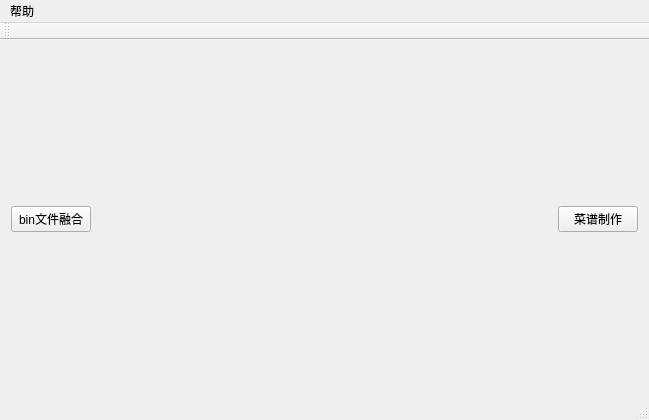
The window that bin_fuse/bin_fuse/mainwindow.ui (wurendi-xx/work_store) describes before a commit, drawn with Qt 5.
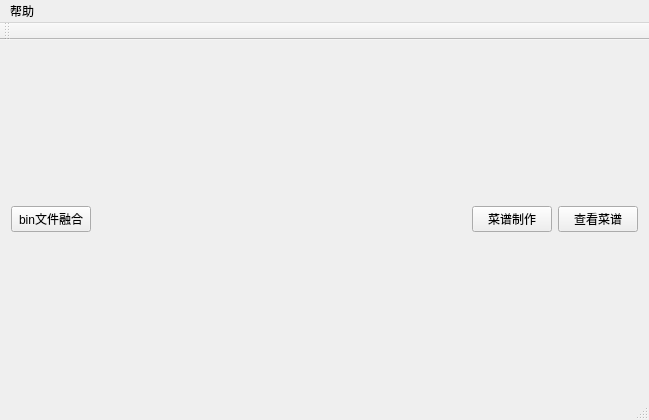
The same window after the commit.

Diff of the .ui file:
```diff
--- a/bin_fuse/bin_fuse/mainwindow.ui
+++ b/bin_fuse/bin_fuse/mainwindow.ui
@@ -42,6 +42,13 @@
       </property>
      </widget>
     </item>
+    <item>
+     <widget class="QPushButton" name="pushButton">
+      <property name="text">
+       <string>查看菜谱</string>
+      </property>
+     </widget>
+    </item>
    </layout>
   </widget>
   <widget class="QMenuBar" name="menuBar">
```
Left out of the diff: 2 changed lines with no effect on the pictures.
